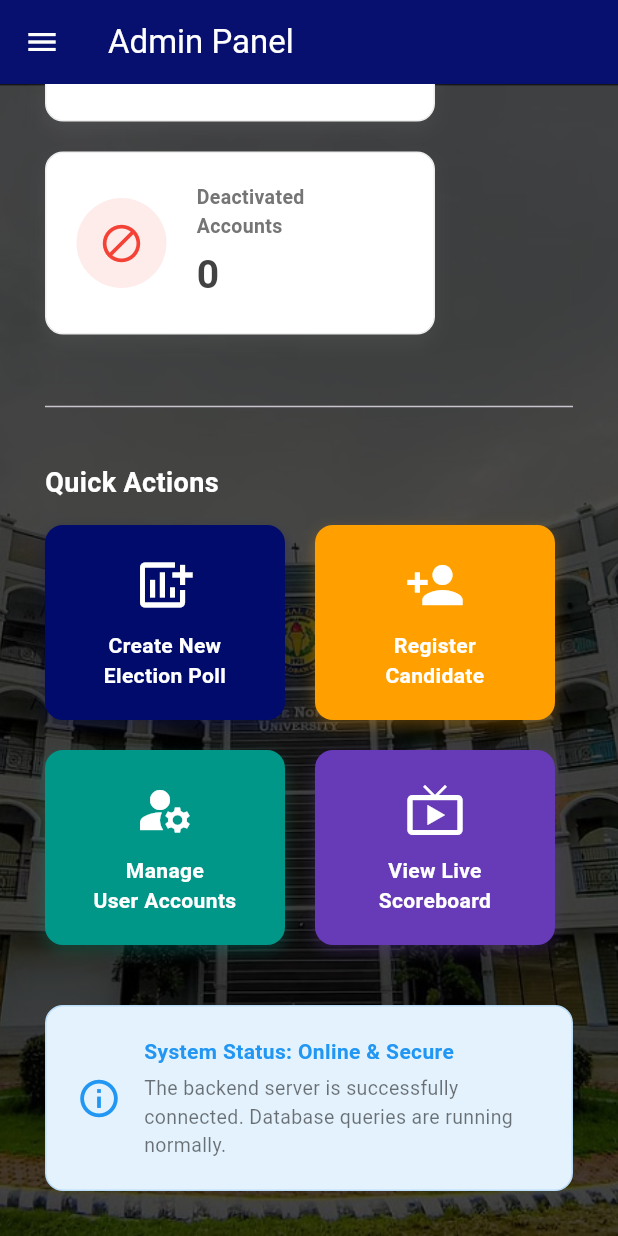
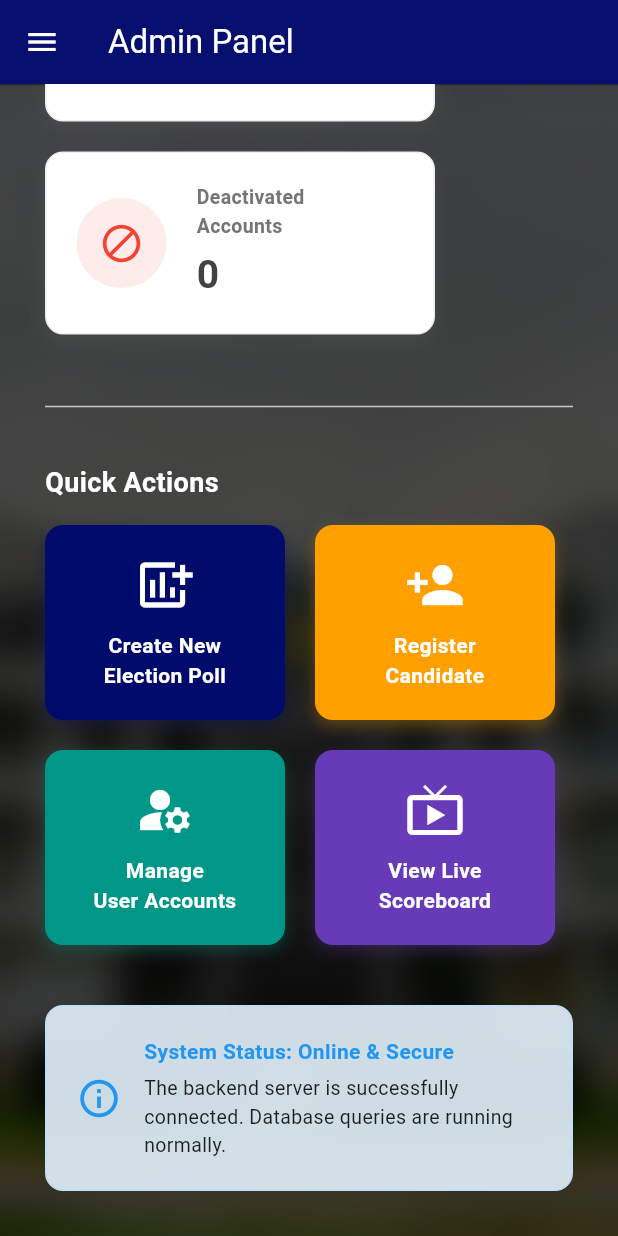
Before and after one commit to NoNameClue/E-Mobile_Voting, a Flutter app: the AdminDashboard screen opened by its route, scrolled down 408 dp, on a phone screen of 412 x 824 dp. Run offline on Flutter 3.47's test engine with Material 3 defaults, Android fonts, the phone set to English and light mode, and no system bars; our stand-ins replace image_picker, pdf, printing, shared_preferences; missing offline and left inert: excel; accounts and stored records are empty; network calls fail.

Commit message:
Global UI/UX & Navigation Layout Updates

```diff
--- a/frontend/lib/admin_dashboard.dart
+++ b/frontend/lib/admin_dashboard.dart
@@ -39,7 +39,7 @@ class _AdminDashboardState extends State<AdminDashboard> {
   final List<String> _masterMenuItems = [
     "Dashboard",
     "Users / Account Control",
-    "Manage Election Officers",
+    "Manage Election Staff", // 🛠️ Fixed exact string
     "Manage Polls",
     "Manage Candidates",
     "Manage Parties",
@@ -71,8 +71,10 @@ class _AdminDashboardState extends State<AdminDashboard> {
         displayMenuItems = List.from(_masterMenuItems);
       } else if (_userRole == "Staff") {
         displayMenuItems = _masterMenuItems.where((item) {
-          if (item == "Manage Election Officers") return false;
+          if (item == "Manage Election Staff") return false; // 🛠️ Staff cannot manage other staff
           if (item == "Dashboard") return true;
+          // Note: If old database records say "Manage Election Officers", we map it safely
+          if (_userPermissions.contains("Manage Election Officers") && item == "Manage Election Staff") return true;
           return _userPermissions.contains(item);
         }).toList();
       }
@@ -171,13 +173,12 @@ class _AdminDashboardState extends State<AdminDashboard> {
           const SizedBox(height: 30),
 
           Padding(
-            padding: const EdgeInsets.symmetric(horizontal: 15.0, vertical: 10.0),
+            padding: const EdgeInsets.symmetric(horizontal: 15.0, vertical: 5.0),
             child: Row(
               children: [
-                // 🛠️ FORCED LARGE LOGO
                 Container(
-                  width: 75,
-                  height: 75,
+                  width: 50,
+                  height: 50,
                   decoration: BoxDecoration(
                     borderRadius: BorderRadius.circular(8),
                     image: const DecorationImage(
@@ -186,7 +187,7 @@ class _AdminDashboardState extends State<AdminDashboard> {
                     ),
                   ),
                 ),
-                const SizedBox(width: 15),
+                const SizedBox(width: 10),
                 const Expanded(
                   child: Column(
                     crossAxisAlignment: CrossAxisAlignment.start,
@@ -195,7 +196,7 @@ class _AdminDashboardState extends State<AdminDashboard> {
                         'Leyte Normal University',
                         style: TextStyle(
                           color: Colors.white,
-                          fontSize: 13,
+                          fontSize: 12,
                           fontWeight: FontWeight.bold,
                         ),
                       ),
@@ -203,7 +204,7 @@ class _AdminDashboardState extends State<AdminDashboard> {
                         '(System Name)',
                         style: TextStyle(
                           color: Colors.white,
-                          fontSize: 11,
+                          fontSize: 10,
                         ),
                       ),
                     ],
@@ -212,39 +213,28 @@ class _AdminDashboardState extends State<AdminDashboard> {
               ],
             ),
           ),
-          const SizedBox(height: 30),
+
+          const SizedBox(height: 35),
 
           Text(
             _userRole == "Staff" ? "STAFF PANEL" : "ADMIN PANEL",
             style: const TextStyle(
               color: Colors.white,
-              fontSize: 20,
+              fontSize: 18,
               fontWeight: FontWeight.bold,
               letterSpacing: 1.5,
             ),
           ),
-          const SizedBox(height: 30),
 
-          CircleAvatar(
-            radius: 50,
-            backgroundColor: Colors.white,
-            backgroundImage: _profilePicUrl != null
-                ? NetworkImage('${ApiConfig.baseUrl}/$_profilePicUrl')
-                : null,
-            child: _profilePicUrl == null
-                ? const Icon(Icons.person, size: 60, color: Colors.grey)
-                : null,
-          ),
-          const SizedBox(height: 10),
-          Text(
-            "$_userName\nID: $_userId",
-            textAlign: TextAlign.center,
-            style: const TextStyle(color: Colors.white),
+          const SizedBox(height: 35),
+
+          Transform.scale(
+            scale: 0.80,
+            child: const RealtimeClock(textColor: Colors.white, isCenterAligned: true),
           ),
 
-          const SizedBox(height: 20),
-          const RealtimeClock(textColor: Colors.white, isCenterAligned: true),
-          const SizedBox(height: 20),
+          const SizedBox(height: 10),
+          const Divider(color: Colors.white24, height: 1),
 
           Expanded(
             child: SingleChildScrollView(
@@ -253,7 +243,7 @@ class _AdminDashboardState extends State<AdminDashboard> {
                   for (int i = 0; i < displayMenuItems.length; i++)
                     Padding(
                       padding: const EdgeInsets.symmetric(
-                        vertical: 2,
+                        vertical: 0,
                         horizontal: 10,
                       ),
                       child: Container(
@@ -265,8 +255,11 @@ class _AdminDashboardState extends State<AdminDashboard> {
                         ),
                         child: ListTile(
                           dense: true,
+                          visualDensity: const VisualDensity(horizontal: 0, vertical: -4),
+                          contentPadding: const EdgeInsets.symmetric(horizontal: 15, vertical: 0),
                           leading: Icon(
                             _getMenuIcon(displayMenuItems[i]),
+                            size: 20,
                             color: _selectedMenuString == displayMenuItems[i]
                                 ? const Color(0xFF000B6B)
                                 : Colors.white70,
@@ -274,6 +267,7 @@ class _AdminDashboardState extends State<AdminDashboard> {
                           title: Text(
                             displayMenuItems[i],
                             style: TextStyle(
+                              fontSize: 13,
                               color: _selectedMenuString == displayMenuItems[i]
                                   ? const Color(0xFF000B6B)
                                   : Colors.white,
@@ -294,13 +288,15 @@ class _AdminDashboardState extends State<AdminDashboard> {
             ),
           ),
 
-          const Divider(color: Colors.white24),
+          const Divider(color: Colors.white24, height: 1),
           ListTile(
-            leading: const Icon(Icons.logout, color: Colors.white),
-            title: const Text("Logout", style: TextStyle(color: Colors.white)),
+            dense: true,
+            visualDensity: const VisualDensity(horizontal: 0, vertical: -4),
+            leading: const Icon(Icons.logout, color: Colors.white, size: 20),
+            title: const Text("Logout", style: TextStyle(color: Colors.white, fontSize: 13)),
             onTap: logout,
           ),
-          const SizedBox(height: 20),
+          const SizedBox(height: 10),
         ],
       ),
     );
@@ -310,7 +306,7 @@ class _AdminDashboardState extends State<AdminDashboard> {
     switch (title) {
       case "Dashboard": return Icons.dashboard;
       case "Users / Account Control": return Icons.people;
-      case "Manage Election Officers": return Icons.security;
+      case "Manage Election Staff": return Icons.admin_panel_settings; // 🛠️ Updated Icon Mapping
       case "Manage Polls": return Icons.how_to_vote;
       case "Manage Candidates": return Icons.person_pin;
       case "Manage Parties": return Icons.flag;
@@ -449,7 +445,7 @@ class _AdminDashboardState extends State<AdminDashboard> {
           const SizedBox(height: 5),
           const Text(
             "Overview of the LNU Voting System",
-            style: TextStyle(color: Colors.grey, fontSize: 16),
+            style: TextStyle(color: Colors.white70, fontSize: 16),
           ),
           const SizedBox(height: 30),
 
@@ -528,7 +524,7 @@ class _AdminDashboardState extends State<AdminDashboard> {
           Container(
             padding: const EdgeInsets.all(20),
             decoration: BoxDecoration(
-              color: Colors.blue.shade50,
+              color: Colors.blue.shade50.withOpacity(0.9),
               borderRadius: BorderRadius.circular(12),
               border: Border.all(color: Colors.blue.shade100),
             ),
@@ -550,7 +546,7 @@ class _AdminDashboardState extends State<AdminDashboard> {
                       SizedBox(height: 5),
                       Text(
                         "The backend server is successfully connected. Database queries are running normally.",
-                        style: TextStyle(color: Colors.black54, fontSize: 13),
+                        style: TextStyle(color: Colors.black87, fontSize: 13),
                       ),
                     ],
                   ),
@@ -567,7 +563,7 @@ class _AdminDashboardState extends State<AdminDashboard> {
     switch (_selectedMenuString) {
       case "Dashboard": return buildDashboardHome();
       case "Users / Account Control": return const ManageUsers();
-      case "Manage Election Officers": return const ManageStaffs();
+      case "Manage Election Staff": return const ManageStaffs(); // 🛠️ Fixed String Mapping!
       case "Manage Polls": return const ManagePolls();
       case "Manage Candidates": return const ManageCandidates();
       case "Manage Parties": return const ManageParties();
@@ -583,7 +579,7 @@ class _AdminDashboardState extends State<AdminDashboard> {
     bool isDesktop = MediaQuery.of(context).size.width > 900;
 
     return Scaffold(
-      backgroundColor: Colors.transparent, // Background is transparent
+      backgroundColor: Colors.transparent,
       appBar: isDesktop
           ? null
           : AppBar(
@@ -593,8 +589,9 @@ class _AdminDashboardState extends State<AdminDashboard> {
             ),
       drawer: isDesktop ? null : Drawer(child: buildSidebar(false)),
       body: SystemBackground(
-        opacity: 1.0,           // Image is fully solid
-        darkenOverlay: 0.70,    // Image is tinted 70% darker
+        opacity: 1.0,
+        darkenOverlay: 0.70,
+        isFrosted: true,
         child: Row(
           children: [
             if (isDesktop) buildSidebar(true),
--- a/frontend/lib/election_result.dart
+++ b/frontend/lib/election_result.dart
@@ -375,7 +375,7 @@ Future<void> _generatePdfAndPrint() async {
               children: [
                 const Text(
                   "Election Report",
-                  style: TextStyle(fontSize: 28, fontWeight: FontWeight.bold),
+                  style: TextStyle(fontSize: 28, fontWeight: FontWeight.bold, color: Colors.white),
                 ),
                 Row(
                   children: [
--- a/frontend/lib/widgets/system_background.dart
+++ b/frontend/lib/widgets/system_background.dart
@@ -1,15 +1,18 @@
 import 'package:flutter/material.dart';
+import 'dart:ui'; // REQUIRED: For ImageFilter.blur
 
 class SystemBackground extends StatelessWidget {
   final Widget child;
   final double opacity;
   final double darkenOverlay;
+  final bool isFrosted; // NEW: Switch for frosted glass
 
   const SystemBackground({
     super.key,
     required this.child,
     this.opacity = 0.75,
     this.darkenOverlay = 0.0,
+    this.isFrosted = false, // DEFAULT: False (Login/Register stays clear)
   });
 
   @override
@@ -18,14 +21,13 @@ class SystemBackground extends StatelessWidget {
       width: double.infinity,
       height: double.infinity,
       decoration: BoxDecoration(
-        // 🛠️ CHANGED FROM BLACK TO LIGHT GREY!
-        // This keeps your login screen bright and clean behind the faded image.
         color: const Color(0xFFE5E5E5),
         image: DecorationImage(
           image: const AssetImage('assets/images/system_bg.jpg'),
           fit: BoxFit.cover,
           opacity: opacity,
-          colorFilter: darkenOverlay > 0
+          // If NOT frosted, apply tint directly to the image
+          colorFilter: (!isFrosted && darkenOverlay > 0)
               ? ColorFilter.mode(
                   Colors.black.withOpacity(darkenOverlay),
                   BlendMode.darken,
@@ -33,7 +35,21 @@ class SystemBackground extends StatelessWidget {
               : null,
         ),
       ),
-      child: child,
+      // 🛠️ CONDITIONAL: Apply blur ONLY if isFrosted is true
+      child: isFrosted
+          ? ClipRRect(
+              child: BackdropFilter(
+                filter: ImageFilter.blur(sigmaX: 12.0, sigmaY: 12.0), // Blur intensity
+                child: Container(
+                  // Apply tint overlay OVER the blur
+                  color: darkenOverlay > 0
+                      ? Colors.black.withOpacity(darkenOverlay)
+                      : Colors.transparent,
+                  child: child,
+                ),
+              ),
+            )
+          : child, // Otherwise, just return the child normally
     );
   }
 }
```
Also changed, not shown: frontend/lib/student_dashboard.dart (+43 -18 lines).
